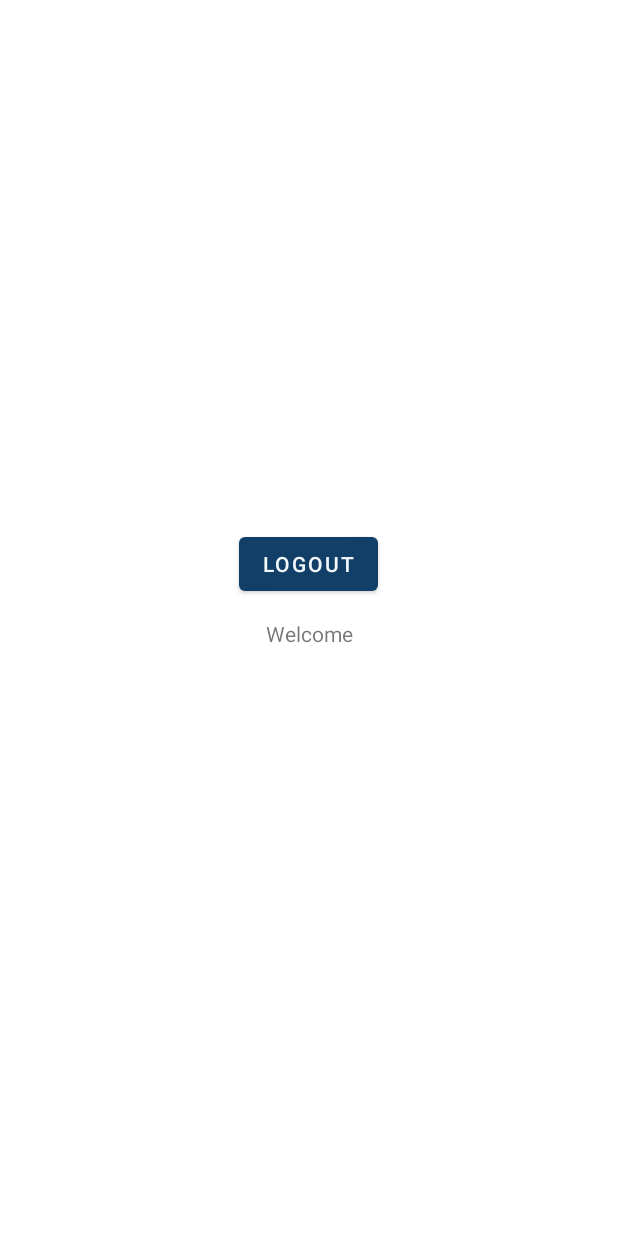
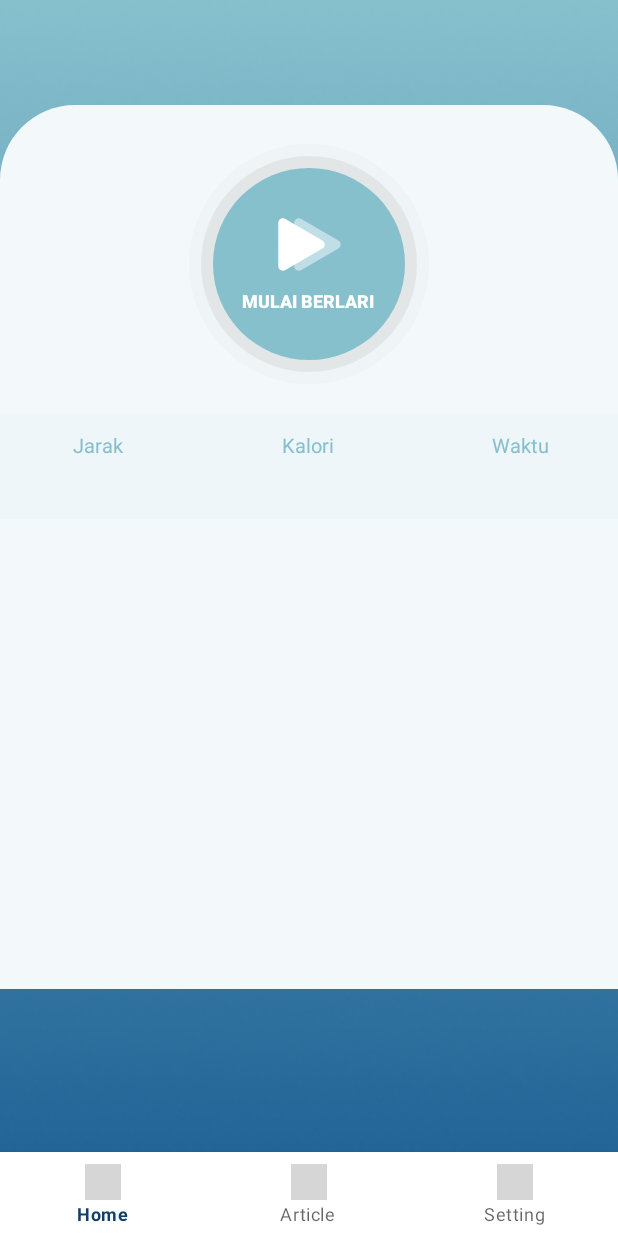
Before and after one commit to azrafebrian/RunningTrackerApp, an Android app: the screen it shows after launch once a user with an empty profile is signed in (LoginTestActivity before the commit, MainMenuActivity after it), on a phone screen of 412 x 824 dp. Run offline under Robolectric (Android 15) with nearby library versions, the phone set to English and light mode, and no system bars; our stand-ins replace Firebase (no records; nobody signed in at launch, a user with empty details on screens opened directly); Roboto replaces fonts that are not available here; grey boxes are pictures that could not be loaded.

Commit message:
add bottom navigation

```diff
--- a/app/build.gradle
+++ b/app/build.gradle
@@ -42,6 +42,7 @@ dependencies {
     implementation 'androidx.lifecycle:lifecycle-viewmodel-ktx:2.3.1'
     implementation 'com.google.firebase:firebase-auth:21.0.1'
     implementation 'com.google.firebase:firebase-database:20.0.0'
+    implementation 'androidx.legacy:legacy-support-v4:1.0.0'
     testImplementation 'junit:junit:4.+'
     androidTestImplementation 'androidx.test.ext:junit:1.1.2'
     androidTestImplementation 'androidx.test.espresso:espresso-core:3.3.0'
--- a/app/src/main/AndroidManifest.xml
+++ b/app/src/main/AndroidManifest.xml
@@ -2,7 +2,7 @@
 <manifest xmlns:android="http://schemas.android.com/apk/res/android"
     package="com.example.runningtrackerapp">
 
-    <uses-permission android:name="android.permission.INTERNET"/>
+    <uses-permission android:name="android.permission.INTERNET" />
 
     <application
         android:allowBackup="true"
@@ -11,7 +11,8 @@
         android:roundIcon="@mipmap/ic_launcher_round"
         android:supportsRtl="true"
         android:theme="@style/Theme.RunningTrackerApp">
-        <activity android:name=".DaftarActivity"/>
+        <activity android:name=".MainMenuActivity"/>
+        <activity android:name=".DaftarActivity" />
         <activity android:name=".OnboardActivity" />
         <activity android:name=".LoginTestActivity" />
         <activity android:name=".LoginActivity" />
@@ -22,7 +23,6 @@
                 <category android:name="android.intent.category.LAUNCHER" />
             </intent-filter>
         </activity>
-        <activity android:name=".MainActivity" />
 
         <meta-data
             android:name="preloaded_fonts"
--- a/app/src/main/java/com/example/runningtrackerapp/LoginActivity.java
+++ b/app/src/main/java/com/example/runningtrackerapp/LoginActivity.java
@@ -68,7 +68,7 @@ public class LoginActivity extends AppCompatActivity {
                     public void onComplete(@NonNull @NotNull Task<AuthResult> task) {
                         if(task.isSuccessful()){
                             Toast.makeText(LoginActivity.this, "berhasil masuk", Toast.LENGTH_LONG).show();
-                            startActivity(new Intent(getApplicationContext(), LoginTestActivity.class));
+                            startActivity(new Intent(getApplicationContext(), MainMenuActivity.class));
                         } else {
                             Toast.makeText(LoginActivity.this, "Gagal masuk", Toast.LENGTH_LONG).show();
                         }
--- a/app/src/main/java/com/example/runningtrackerapp/MainActivity.java
+++ b/app/src/main/java/com/example/runningtrackerapp/MainActivity.java
@@ -1,14 +1,19 @@
 package com.example.runningtrackerapp;
 
+import androidx.annotation.Nullable;
 import androidx.appcompat.app.AppCompatActivity;
+import androidx.fragment.app.Fragment;
 
 import android.os.Bundle;
+import android.view.LayoutInflater;
+import android.view.View;
+import android.view.ViewGroup;
 
-public class MainActivity extends AppCompatActivity {
+public class MainActivity extends Fragment {
 
+    @Nullable
     @Override
-    protected void onCreate(Bundle savedInstanceState) {
-        super.onCreate(savedInstanceState);
-        setContentView(R.layout.activity_login);
+    public View onCreateView(LayoutInflater inflater, @Nullable ViewGroup container, @Nullable Bundle savedInstanceState) {
+        return inflater.inflate(R.layout.activity_main, container, false);
     }
 }
--- /dev/null
+++ b/app/src/main/java/com/example/runningtrackerapp/MainMenuActivity.java
@@ -0,0 +1,54 @@
+package com.example.runningtrackerapp;
+
+import androidx.annotation.NonNull;
+import androidx.appcompat.app.AppCompatActivity;
+import androidx.fragment.app.Fragment;
+
+import android.os.Bundle;
+import android.view.MenuItem;
+
+import com.google.android.material.bottomnavigation.BottomNavigationView;
+
+import org.jetbrains.annotations.NotNull;
+
+public class MainMenuActivity extends AppCompatActivity {
+
+    @Override
+    protected void onCreate(Bundle savedInstanceState) {
+        super.onCreate(savedInstanceState);
+        setContentView(R.layout.activity_main_menu);
+
+        BottomNavigationView bottomNav = findViewById(R.id.bottom_navigation);
+        bottomNav.setOnNavigationItemSelectedListener(navListener);
+
+        if (savedInstanceState == null) {
+            getSupportFragmentManager().beginTransaction().replace(R.id.fragment_container,
+                    new MainActivity()).commit();
+        }
+    }
+
+    private BottomNavigationView.OnNavigationItemSelectedListener navListener =
+            new BottomNavigationView.OnNavigationItemSelectedListener() {
+                @Override
+                public boolean onNavigationItemSelected(@NonNull @NotNull MenuItem item) {
+                    Fragment selectedFragment = null;
+
+                    switch (item.getItemId()) {
+                        case R.id.nav_home:
+                            selectedFragment = new MainActivity();
+                            break;
+                        case R.id.nav_article:
+                            selectedFragment = new DummyFragmentArticleKesehatan();
+                            break;
+                        case R.id.nav_setting:
+                            selectedFragment = new FragmentPengaturan();
+                            break;
+                    }
+
+                    getSupportFragmentManager().beginTransaction()
+                            .replace(R.id.fragment_container, selectedFragment).commit();
+
+                    return true;
+                }
+            };
+}
--- a/app/src/main/java/com/example/runningtrackerapp/OnboardActivity.java
+++ b/app/src/main/java/com/example/runningtrackerapp/OnboardActivity.java
@@ -19,7 +19,7 @@ public class OnboardActivity extends AppCompatActivity {
         mAuth = FirebaseAuth.getInstance();
 
         if(mAuth.getCurrentUser() != null) {
-            startActivity(new Intent(getApplicationContext(), LoginTestActivity.class));
+            startActivity(new Intent(getApplicationContext(), MainMenuActivity.class));
             finish();
         }
 
--- /dev/null
+++ b/app/src/main/res/layout/activity_main_menu.xml
@@ -0,0 +1,23 @@
+<?xml version="1.0" encoding="utf-8"?>
+<RelativeLayout xmlns:android="http://schemas.android.com/apk/res/android"
+    xmlns:app="http://schemas.android.com/apk/res-auto"
+    xmlns:tools="http://schemas.android.com/tools"
+    android:layout_width="match_parent"
+    android:layout_height="match_parent"
+    tools:context=".MainMenuActivity">
+
+    <FrameLayout
+        android:id="@+id/fragment_container"
+        android:layout_width="match_parent"
+        android:layout_height="match_parent"
+        android:layout_above="@id/bottom_navigation"/>
+
+    <com.google.android.material.bottomnavigation.BottomNavigationView
+        android:id="@+id/bottom_navigation"
+        android:layout_width="match_parent"
+        android:layout_height="wrap_content"
+        android:background="@color/white"
+        android:layout_alignParentBottom="true"
+        app:menu="@menu/bottom_navigation"/>
+
+</RelativeLayout>
--- /dev/null
+++ b/app/src/main/res/menu/bottom_navigation.xml
@@ -0,0 +1,19 @@
+<?xml version="1.0" encoding="utf-8"?>
+<menu xmlns:android="http://schemas.android.com/apk/res/android">
+
+        <item
+            android:id="@+id/nav_home"
+            android:icon="@drawable/ic_baseline_home_24"
+            android:title="Home" />
+
+        <item
+            android:id="@+id/nav_article"
+            android:icon="@drawable/ic_baseline_article_24"
+            android:title="Article" />
+
+        <item
+            android:id="@+id/nav_setting"
+            android:icon="@drawable/ic_baseline_settings_24"
+            android:title="Setting" />
+
+</menu>
--- a/app/src/main/res/values/strings.xml
+++ b/app/src/main/res/values/strings.xml
@@ -16,4 +16,6 @@
     <string name="mulai_berlari">MULAI BERLARI</string>
     <string name="artikel_kesehatan">Artikel Kesehatan</string>
     <string name="pengaturan">Pengaturan</string>
+    <!-- TODO: Remove or change this placeholder text -->
+    <string name="hello_blank_fragment">Hello blank fragment</string>
 </resources>
```
Also changed, not shown: app/src/main/java/com/example/runningtrackerapp/DaftarActivity.java (+1 -16 lines), app/src/main/java/com/example/runningtrackerapp/DummyFragmentArticleKesehatan.java (added, +21 -0 lines), app/src/main/java/com/example/runningtrackerapp/FragmentPengaturan.java (added, +44 -0 lines), app/src/main/java/com/example/runningtrackerapp/TipsKesehatan.java (+35 -0 lines), app/src/main/res/layout/activity_pengaturan.xml (+9 -0 lines), app/src/main/res/layout/fragment_dummy_article_kesehatan.xml (added, +14 -0 lines).
